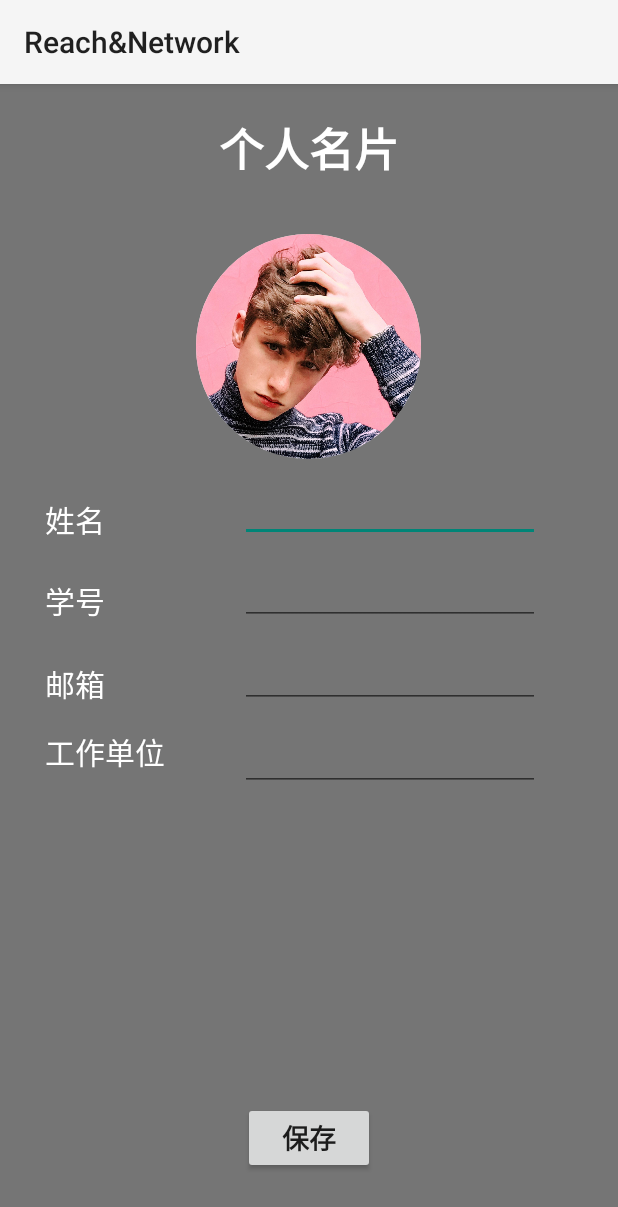
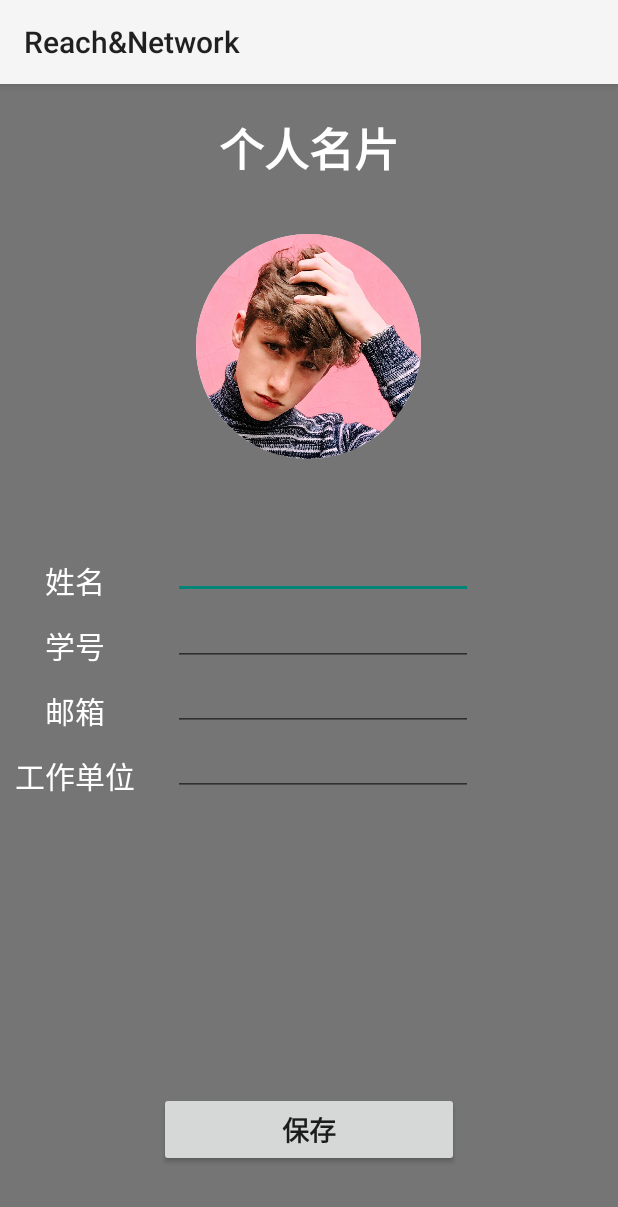
Before and after one commit to GirlOfKook1997/Page, an Android app: the CardActivity screen opened directly, with no data from a screen before it, on a phone screen of 412 x 824 dp. Shown: the top 1207 px of the screen. Run offline under Robolectric (Android 15) with nearby library versions, the phone set to English and light mode, and no system bars; our stand-ins replace CircleImageView.

Commit message:
2019/6/21-2

```diff
--- a/app/src/main/res/layout/activity_card.xml
+++ b/app/src/main/res/layout/activity_card.xml
@@ -31,13 +31,15 @@
         android:src="@mipmap/head2" />
 
     <GridLayout
+        android:layout_width="match_parent"
+        android:layout_height="wrap_content"
         android:layout_below="@id/one"
-    android:layout_height="wrap_content"
-    android:layout_width="match_parent"
+
+        android:layout_marginTop="51dp"
         android:columnCount="2"
-    android:rowCount="4"
         android:orientation="horizontal"
-    >
+        android:rowCount="4">
+
         <TextView
             android:id="@+id/label1"
             android:layout_width="wrap_content"
@@ -47,20 +49,20 @@
             android:text="@string/name"
             android:textColor="#ffffff"
             android:textSize="20sp" />
+
         <EditText
             android:id="@+id/inp1"
             android:layout_width="200dp"
             android:layout_height="wrap_content"
-        android:layout_row="0"
-        android:layout_marginLeft="50dp"
-        android:ems="10"
-        android:textSize="25sp" />
+            android:layout_marginLeft="20dp"
+            android:textSize="15sp" />
+
         <TextView
-        android:layout_marginTop="10dp"
             android:id="@+id/label2"
             android:layout_width="wrap_content"
             android:layout_height="wrap_content"
             android:layout_marginLeft="30dp"
+            android:layout_marginTop="10dp"
             android:text="@string/stuno"
             android:textColor="#ffffff"
             android:textSize="20sp" />
@@ -69,33 +71,33 @@
             android:id="@+id/inp2"
             android:layout_width="200dp"
             android:layout_height="wrap_content"
-        android:layout_marginLeft="50dp"
-        android:textSize="25sp"
-        android:ems="10"
-        />
+            android:layout_marginLeft="20dp"
+            android:textSize="15sp" />
+
         <TextView
-        android:layout_marginTop="10dp"
             android:id="@+id/label3"
             android:layout_width="wrap_content"
             android:layout_height="wrap_content"
             android:layout_marginLeft="30dp"
+            android:layout_marginTop="10dp"
             android:text="@string/email"
             android:textColor="#ffffff"
             android:textSize="20sp" />
+
         <EditText
             android:id="@+id/inp3"
             android:layout_width="200dp"
+            android:layout_marginLeft="20dp"
             android:layout_height="wrap_content"
-        android:layout_marginLeft="50dp"
-        android:ems="10"
-        android:textSize="25sp"
-        />
+            android:textSize="15sp" />
+
         <TextView
             android:id="@+id/label4"
             android:layout_width="wrap_content"
             android:layout_height="wrap_content"
-        android:layout_marginLeft="30dp"
-        android:layout_marginBottom="121dp"
+            android:layout_marginLeft="10dp"
+            android:layout_marginTop="10dp"
+            android:layout_marginRight="5dp"
             android:text="@string/add"
             android:textColor="#ffffff"
             android:textSize="20sp" />
@@ -104,18 +106,18 @@
             android:id="@+id/inp4"
             android:layout_width="200dp"
             android:layout_height="wrap_content"
-        android:layout_marginLeft="50dp"
-        android:textSize="25sp"
-        />
+            android:layout_marginLeft="20dp"
+            android:textSize="15sp" />
 
     </GridLayout>
+
     <Button
         android:id="@+id/submit"
-        android:layout_width="wrap_content"
-        android:layout_height="wrap_content"
+        android:layout_width="200dp"
+        android:layout_height="50dp"
         android:layout_alignParentBottom="true"
         android:layout_centerHorizontal="true"
-        android:layout_marginBottom="41dp"
+        android:layout_marginBottom="46dp"
         android:text="保存"
         android:textSize="18sp"
         android:textStyle="bold" />
```
Lines whose indentation alone changed are shown as unchanged.
